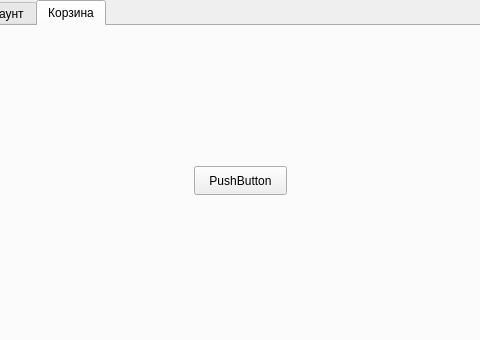
This is FINTESS_CENTRE/mainwindow.ui in bartem1us/Fitness_Centre as Qt 5 draws it before an edit; both pictures show x 198 to 678 and y 0 to 340 of the 1161 by 600 pixel window. The edited form follows.
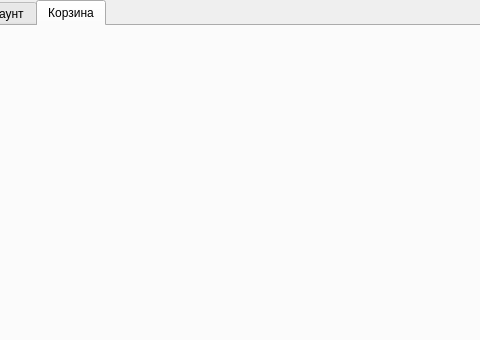
This is the edited form. The open tabs and pages were chosen to show the change. Icons and pictures are not drawn. Custom widgets are drawn as their Qt base class.

Commit message: change button to custom

```diff
--- a/FINTESS_CENTRE/mainwindow.ui
+++ b/FINTESS_CENTRE/mainwindow.ui
@@ -1449,19 +1449,6 @@
        <string>Ваша корзина пуста</string>
       </property>
      </widget>
-     <widget class="CustomButton" name="pushButton">
-      <property name="geometry">
-       <rect>
-        <x>390</x>
-        <y>140</y>
-        <width>93</width>
-        <height>29</height>
-       </rect>
-      </property>
-      <property name="text">
-       <string>PushButton</string>
-      </property>
-     </widget>
     </widget>
    </widget>
   </widget>
```
Left out of the diff: 18 changed lines with no effect on the pictures. The commit also changes 16 other files.
